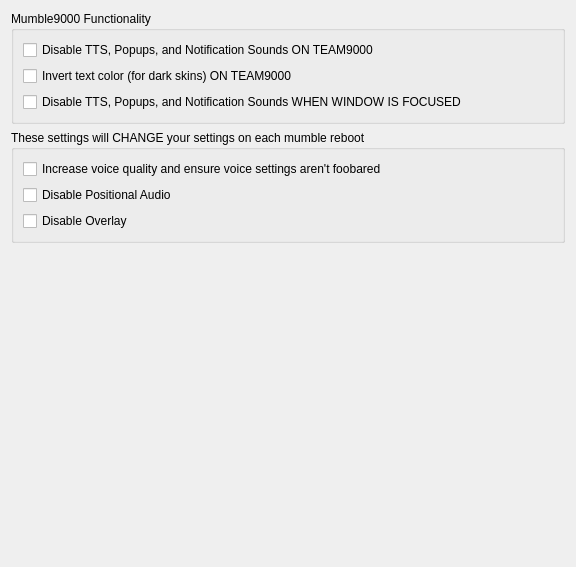
Above: src/mumble/M9Config.ui from team9000/mumble9000 before the change. Below: the same form after it.
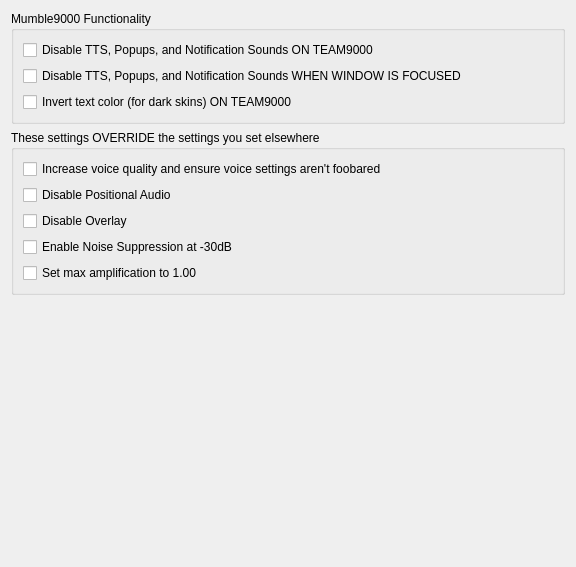
That is the form after the change.

Commit message: add noise suppression and amp forcing, bump to 1.0.5

The edit to the form file:
```diff
--- a/src/mumble/M9Config.ui
+++ b/src/mumble/M9Config.ui
@@ -33,13 +33,6 @@
         </property>
        </widget>
       </item>
-      <item>
-       <widget class="QCheckBox" name="qcbInvertText">
-        <property name="text">
-         <string>Invert text color (for dark skins) ON TEAM9000</string>
-        </property>
-       </widget>
-      </item>
       <item>
        <widget class="QCheckBox" name="qcbRemoveNotificationsOnFocused">
         <property name="text">
@@ -47,6 +40,13 @@
         </property>
        </widget>
       </item>
+      <item>
+       <widget class="QCheckBox" name="qcbInvertText">
+        <property name="text">
+         <string>Invert text color (for dark skins) ON TEAM9000</string>
+        </property>
+       </widget>
+      </item>
      </layout>
     </widget>
    </item>
@@ -59,7 +59,7 @@
       </sizepolicy>
      </property>
      <property name="title">
-      <string>These settings will CHANGE your settings on each mumble reboot</string>
+      <string>These settings OVERRIDE the settings you set elsewhere</string>
      </property>
      <layout class="QVBoxLayout">
       <item>
@@ -83,6 +83,20 @@
         </property>
        </widget>
       </item>
+      <item>
+       <widget class="QCheckBox" name="qcbEnableSuppression">
+        <property name="text">
+         <string>Enable Noise Suppression at -30dB</string>
+        </property>
+       </widget>
+      </item>
+      <item>
+       <widget class="QCheckBox" name="qcbForceAmp">
+        <property name="text">
+         <string>Set max amplification to 1.00</string>
+        </property>
+       </widget>
+      </item>
      </layout>
     </widget>
    </item>
```
The commit also changes 4 other files.
